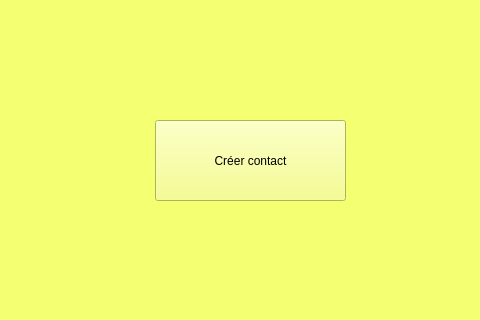
dbuhon/KeepItSecret, file newcontactwindow.ui: the form before one commit; both pictures show x 95 to 575 and y 330 to 650 of the 720 by 1280 pixel window.
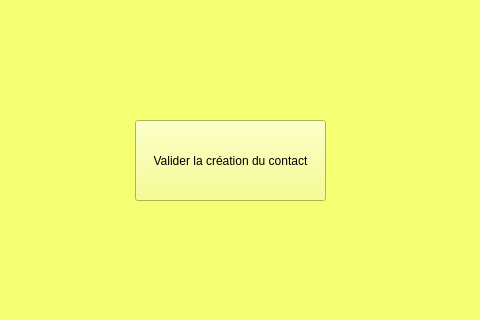
The form after the commit.

```diff
--- a/newcontactwindow.ui
+++ b/newcontactwindow.ui
@@ -33,14 +33,14 @@
    <widget class="QPushButton" name="pushButton_createContact">
     <property name="geometry">
      <rect>
-      <x>250</x>
+      <x>230</x>
       <y>450</y>
       <width>191</width>
       <height>81</height>
      </rect>
     </property>
     <property name="text">
-     <string>Créer contact</string>
+     <string>Valider la création du contact</string>
     </property>
    </widget>
   </widget>
```
